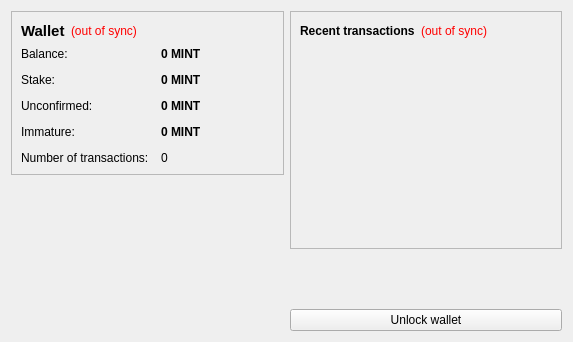
Old version of the form src/qt/forms/overviewpage.ui in the repository CleanWaterCoin/cleanwatercoin.
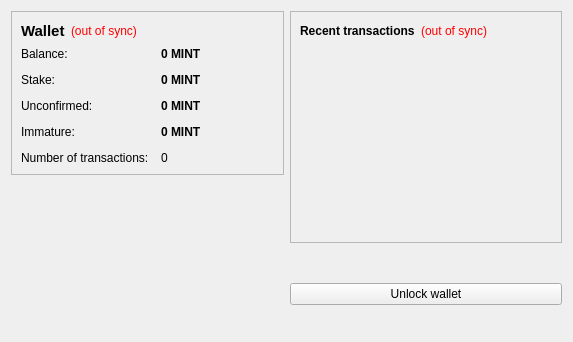
New version of the form. Icons and pictures are not drawn. Custom widgets are drawn as their Qt base class.

Diff of the .ui file:
```diff
--- a/src/qt/forms/overviewpage.ui
+++ b/src/qt/forms/overviewpage.ui
@@ -13,6 +13,8 @@
   <property name="windowTitle">
    <string>Form</string>
   </property>
+  <layout class="QVBoxLayout" name="verticalLayout_main">
+   <item>
   <layout class="QHBoxLayout" name="horizontalLayout" stretch="1,1">
    <item>
     <layout class="QVBoxLayout" name="verticalLayout_2">
@@ -348,7 +350,56 @@
     </layout>
    </item>
   </layout>
+   </item>
+   <item>
+    <layout class="QHBoxLayout" name="horizontalLayout_5">
+     <item>
+      <spacer name="horizontalSpacer_4">
+       <property name="orientation">
+        <enum>Qt::Horizontal</enum>
+       </property>
+       <property name="sizeHint" stdset="0">
+        <size>
+         <width>40</width>
+         <height>20</height>
+        </size>
+       </property>
+      </spacer>
+     </item>
+     <item>
+      <widget class="Banner" name="label_7">
+       <property name="text">
+        <string/>
+       </property>
+       <property name="pixmap">
+        <pixmap>:images/banner</pixmap>
+       </property>
+      </widget>
+     </item>
+     <item>
+      <spacer name="horizontalSpacer_3">
+       <property name="orientation">
+        <enum>Qt::Horizontal</enum>
+       </property>
+       <property name="sizeHint" stdset="0">
+        <size>
+         <width>40</width>
+         <height>20</height>
+        </size>
+       </property>
+      </spacer>
+     </item>
+    </layout>
+   </item>
+  </layout>
  </widget>
+ <customwidgets>
+  <customwidget>
+   <class>Banner</class>
+   <extends>QLabel</extends>
+   <header>banner.h</header>
+  </customwidget>
+ </customwidgets>
  <resources>
   <include location="../bitcoin.qrc"/>
  </resources>
```
